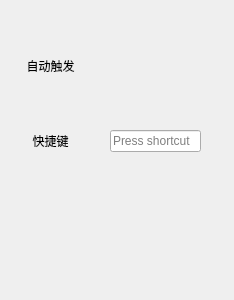
Before: the Qt Designer form mainwindow.ui in CopyPlusPlus/CopyPlusPlus-Qt, drawn with Qt 5.
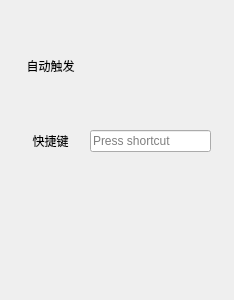
After: the same form once the commit is applied. Custom widgets are drawn as their Qt base class.

Patch:
```diff
--- a/mainwindow.ui
+++ b/mainwindow.ui
@@ -48,9 +48,9 @@
    <widget class="MyKeySequenceEdit" name="keySequenceEdit">
     <property name="geometry">
      <rect>
-      <x>110</x>
+      <x>90</x>
       <y>130</y>
-      <width>91</width>
+      <width>121</width>
       <height>22</height>
      </rect>
     </property>
```
